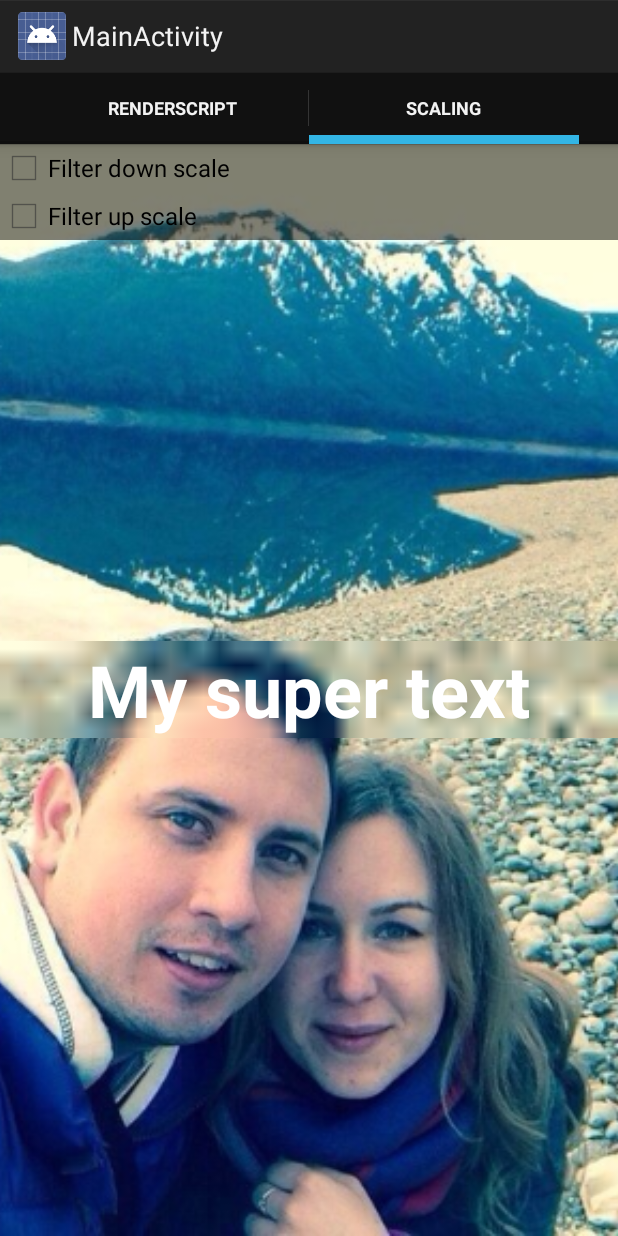
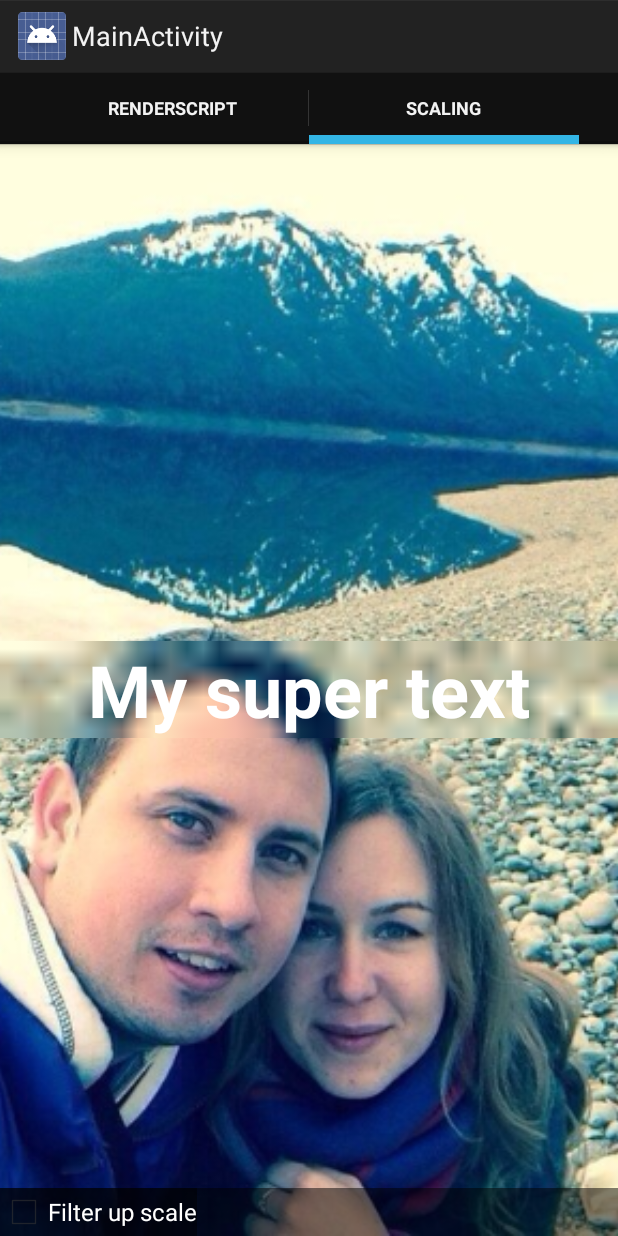
Before and after one commit to paveldudka/blurring, an Android app: the screen it shows after launch (MainActivity), tab 2 chosen, on a phone screen of 412 x 824 dp. Run offline under Robolectric (Android 15) with nearby library versions, the phone set to English and light mode, and no system bars; 8 statements that could not run were skipped.

```diff
--- a/app/src/main/java/com/paveldudka/com/paveldudka/fragments/ScalingBlurFragment.java
+++ b/app/src/main/java/com/paveldudka/com/paveldudka/fragments/ScalingBlurFragment.java
@@ -14,6 +14,7 @@ import android.view.ViewGroup;
 import android.view.ViewTreeObserver;
 import android.widget.CheckBox;
 import android.widget.CompoundButton;
+import android.widget.FrameLayout;
 import android.widget.ImageView;
 import android.widget.LinearLayout;
 import android.widget.TextView;
@@ -26,7 +27,6 @@ import com.paveldudka.R;
 public class ScalingBlurFragment extends Fragment {
     private ImageView image;
     private TextView text;
-    private CheckBox downScaleFilter;
     private CheckBox upScaleFilter;
 
     @Override
@@ -36,7 +36,7 @@ public class ScalingBlurFragment extends Fragment {
         text = (TextView) view.findViewById(R.id.text);
         image.setImageResource(R.drawable.picture);
         applyBlur();
-        addCheckBoxes((ViewGroup) view);
+        addCheckBox((ViewGroup)view.findViewById(R.id.controls));
         return view;
     }
 
@@ -57,8 +57,8 @@ public class ScalingBlurFragment extends Fragment {
     private void blur(Bitmap bkg, View view) {
         float scaleFactor = 16;
 
-        Bitmap overlay = Bitmap.createBitmap(bkg, 0, 0, (int) (view.getMeasuredWidth() / scaleFactor),
-                (int) (view.getMeasuredHeight() / scaleFactor), null, downScaleFilter.isChecked());
+        Bitmap overlay = Bitmap.createBitmap((int) (view.getMeasuredWidth() / scaleFactor),
+                (int) (view.getMeasuredHeight() / scaleFactor), Bitmap.Config.ARGB_8888);
         Canvas canvas = new Canvas(overlay);
         canvas.translate(-view.getLeft() / scaleFactor, -view.getTop() / scaleFactor);
         canvas.scale(1 / scaleFactor, 1 / scaleFactor);
@@ -77,44 +77,23 @@ public class ScalingBlurFragment extends Fragment {
         return "Scaling";
     }
 
-    private void addCheckBoxes(ViewGroup container) {
-        LinearLayout host = new LinearLayout(getActivity());
-        LinearLayout.LayoutParams params = new LinearLayout.LayoutParams(ViewGroup.LayoutParams.MATCH_PARENT, ViewGroup.LayoutParams.WRAP_CONTENT);
-        params.gravity = Gravity.BOTTOM;
-        host.setOrientation(LinearLayout.VERTICAL);
-        host.setBackgroundColor(0x7f000000);
-
-        host.setLayoutParams(params);
-
-        downScaleFilter = new CheckBox(getActivity());
-        ViewGroup.LayoutParams lp = new ViewGroup.LayoutParams(ViewGroup.LayoutParams.WRAP_CONTENT, ViewGroup.LayoutParams.WRAP_CONTENT);
-        downScaleFilter.setLayoutParams(lp);
-        downScaleFilter.setVisibility(View.VISIBLE);
-        downScaleFilter.setText("Filter down scale");
-        host.addView(downScaleFilter);
-        downScaleFilter.setOnCheckedChangeListener(new CompoundButton.OnCheckedChangeListener() {
-            @Override
-            public void onCheckedChanged(CompoundButton buttonView, boolean isChecked) {
-                Log.d("pasha", "Down scale checked: " + isChecked);
-                applyBlur();
-            }
-        });
+    private void addCheckBox(ViewGroup container) {
 
         upScaleFilter = new CheckBox(getActivity());
-        lp = new ViewGroup.LayoutParams(ViewGroup.LayoutParams.WRAP_CONTENT, ViewGroup.LayoutParams.WRAP_CONTENT);
+        FrameLayout.LayoutParams lp = new FrameLayout.LayoutParams(FrameLayout.LayoutParams.WRAP_CONTENT, FrameLayout.LayoutParams.WRAP_CONTENT);
         upScaleFilter.setLayoutParams(lp);
         upScaleFilter.setText("Filter up scale");
         upScaleFilter.setVisibility(View.VISIBLE);
-        host.addView(upScaleFilter);
+        upScaleFilter.setBackgroundColor(0x7f000000);
+        upScaleFilter.setTextColor(0xFFFFFFFF);
         upScaleFilter.setOnCheckedChangeListener(new CompoundButton.OnCheckedChangeListener() {
             @Override
             public void onCheckedChanged(CompoundButton buttonView, boolean isChecked) {
-                Log.d("pasha", "Up scale checked: " + isChecked);
                 applyBlur();
             }
         });
 
 
-        container.addView(host);
+        container.addView(upScaleFilter);
     }
 }
--- a/app/src/main/res/layout/fragment_layout.xml
+++ b/app/src/main/res/layout/fragment_layout.xml
@@ -20,4 +20,11 @@
         android:layout_gravity="center_vertical"
         android:textStyle="bold"
         android:textSize="48sp" />
+    <LinearLayout
+        android:id="@+id/controls"
+        android:layout_width="match_parent"
+        android:layout_height="wrap_content"
+        android:background="#7f000000"
+        android:orientation="vertical"
+        android:layout_gravity="bottom"/>
 </FrameLayout>
```
